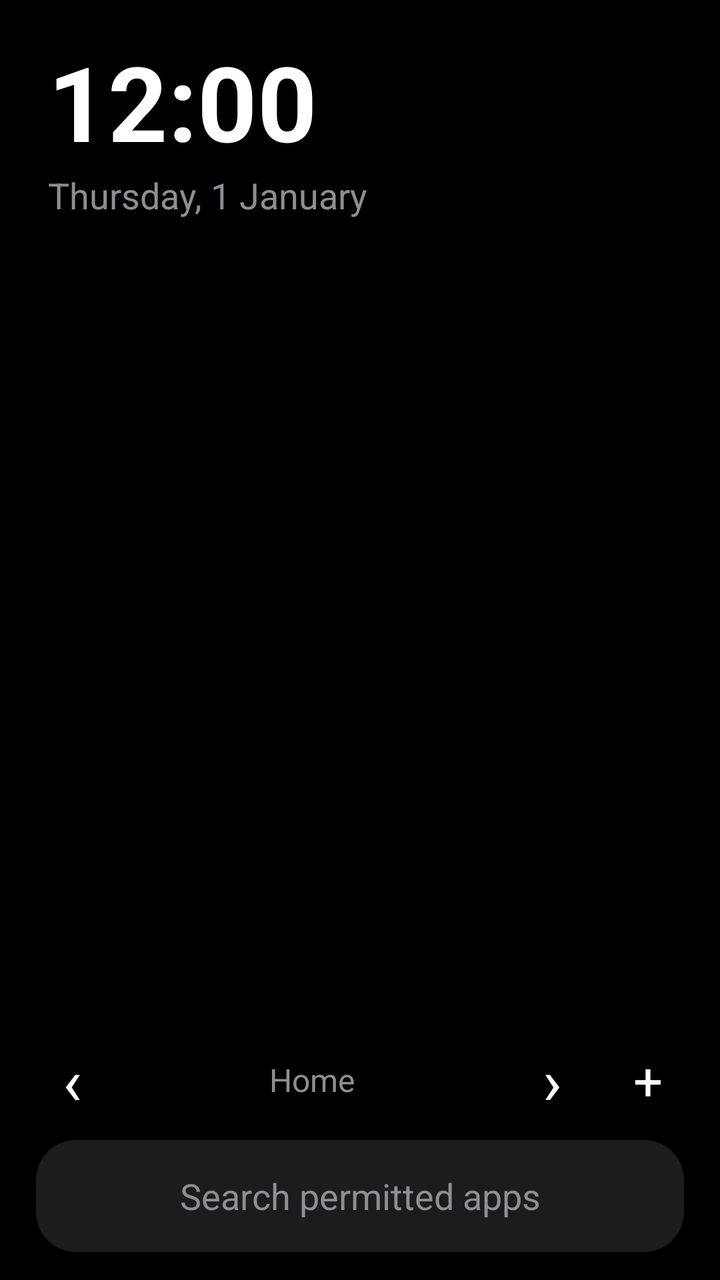
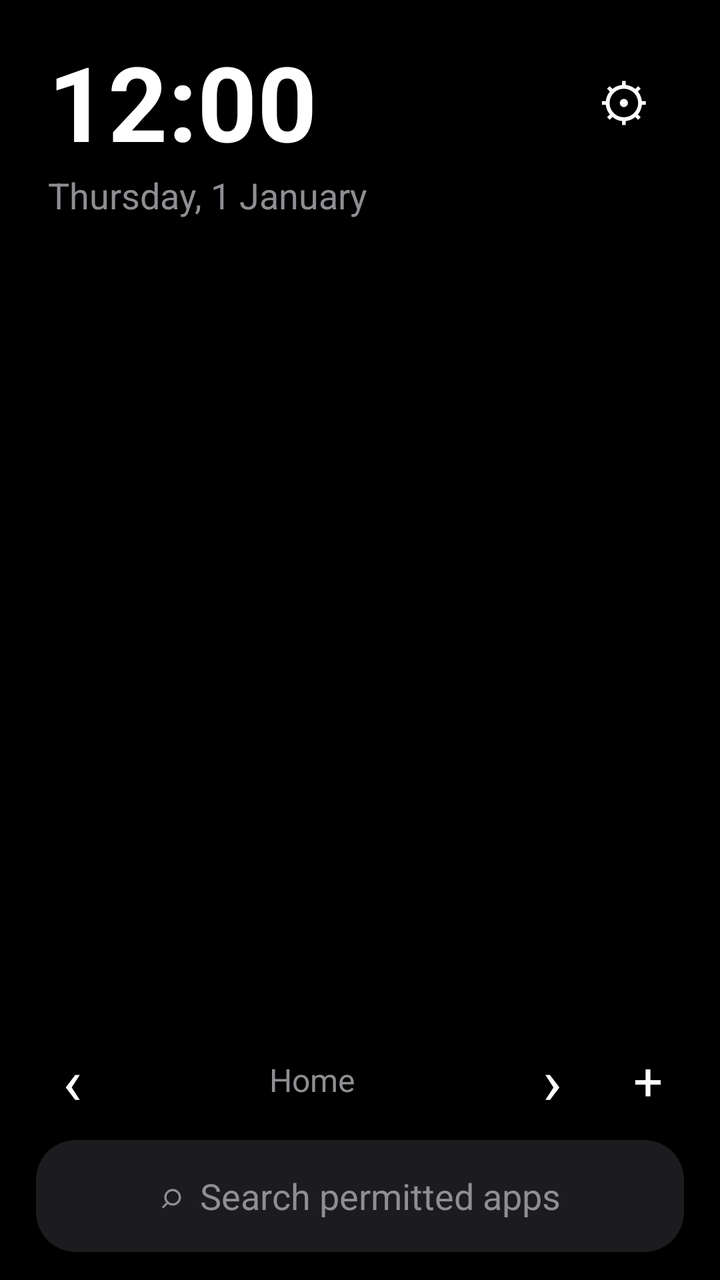

Two renders of the same Android screen: before a commit and after it. Below are the layout's source before the change and the commit's diff.
<!-- AndroidManifest.xml: application theme Theme.Focus -->
<!-- res/layout/activity_home.xml -->
<?xml version="1.0" encoding="utf-8"?>
<LinearLayout xmlns:android="http://schemas.android.com/apk/res/android"
    android:id="@+id/root" android:layout_width="match_parent" android:layout_height="match_parent"
    android:background="@color/bg" android:orientation="vertical"
    android:paddingStart="12dp" android:paddingTop="8dp" android:paddingEnd="12dp" android:paddingBottom="8dp">
    <LinearLayout android:id="@+id/header" android:layout_width="match_parent" android:layout_height="wrap_content"
        android:orientation="vertical" android:paddingStart="12dp" android:paddingTop="8dp" android:paddingEnd="12dp" android:paddingBottom="8dp">
        <TextClock android:id="@+id/clock" android:layout_width="wrap_content" android:layout_height="wrap_content"
            android:format12Hour="h:mm" android:format24Hour="HH:mm" android:textColor="@color/text" android:textSize="52sp" android:textStyle="bold" />
        <TextClock android:id="@+id/date" android:layout_width="wrap_content" android:layout_height="wrap_content"
            android:format12Hour="EEEE, d MMMM" android:format24Hour="EEEE, d MMMM" android:textColor="@color/text_dim" android:textSize="18sp" />
    </LinearLayout>
    <LinearLayout android:id="@+id/grid" android:layout_width="match_parent" android:layout_height="0dp" android:layout_weight="1" android:orientation="vertical" />
    <LinearLayout android:layout_width="match_parent" android:layout_height="wrap_content" android:gravity="center_vertical" android:orientation="horizontal">
        <TextView android:id="@+id/previousPage" android:layout_width="48dp" android:layout_height="48dp" android:gravity="center" android:text="‹" android:textColor="@color/text" android:textSize="32sp" />
        <TextView android:id="@+id/pageName" android:layout_width="0dp" android:layout_height="48dp" android:layout_weight="1" android:gravity="center" android:text="Home" android:textColor="@color/text_dim" android:textSize="16sp" />
        <TextView android:id="@+id/nextPage" android:layout_width="48dp" android:layout_height="48dp" android:gravity="center" android:text="›" android:textColor="@color/text" android:textSize="32sp" />
        <TextView android:id="@+id/addPage" android:layout_width="48dp" android:layout_height="48dp" android:gravity="center" android:text="+" android:textColor="@color/text" android:textSize="26sp" />
    </LinearLayout>
    <TextView android:id="@+id/allApps" android:layout_width="match_parent" android:layout_height="56dp" android:layout_margin="6dp"
        android:background="@drawable/search_bg" android:clickable="true" android:focusable="true" android:gravity="center"
        android:text="Search permitted apps" android:textColor="@color/text_dim" android:textSize="18sp" />
</LinearLayout>
<!-- resources referenced by this layout -->
<resources>
  <color name="bg">#000000</color>
  <color name="text">#FFFFFF</color>
  <color name="text_dim">#8E8E93</color>
  <!-- drawable search_bg (drawable) -->
  <?xml version="1.0" encoding="utf-8"?>
  <shape xmlns:android="http://schemas.android.com/apk/res/android"
      android:shape="rectangle">
      <solid android:color="@color/tile" />
      <corners android:radius="20dp" />
  </shape>
  <style name="Theme.Focus" parent="@android:style/Theme.Material.NoActionBar">
          <item name="android:windowBackground">@color/bg</item>
          <item name="android:statusBarColor">@color/bg</item>
          <item name="android:navigationBarColor">@color/bg</item>
      </style>
  <color name="tile">#1C1C1E</color>
</resources>

<!-- the commit's change to res/layout/activity_home.xml (unified diff, before → after) -->
@@ -5,8 +5,13 @@
     android:paddingStart="12dp" android:paddingTop="8dp" android:paddingEnd="12dp" android:paddingBottom="8dp">
     <LinearLayout android:id="@+id/header" android:layout_width="match_parent" android:layout_height="wrap_content"
         android:orientation="vertical" android:paddingStart="12dp" android:paddingTop="8dp" android:paddingEnd="12dp" android:paddingBottom="8dp">
-        <TextClock android:id="@+id/clock" android:layout_width="wrap_content" android:layout_height="wrap_content"
+        <LinearLayout android:layout_width="match_parent" android:layout_height="wrap_content" android:gravity="center_vertical" android:orientation="horizontal">
+        <TextClock android:id="@+id/clock" android:layout_width="0dp" android:layout_height="wrap_content" android:layout_weight="1"
             android:format12Hour="h:mm" android:format24Hour="HH:mm" android:textColor="@color/text" android:textSize="52sp" android:textStyle="bold" />
+        <TextView android:id="@+id/settingsButton" android:layout_width="48dp" android:layout_height="48dp"
+            android:layout_marginStart="0dp" android:gravity="center" android:text="⚙" android:textColor="@color/text"
+            android:textSize="26sp" android:clickable="true" android:focusable="true" />
+        </LinearLayout>
         <TextClock android:id="@+id/date" android:layout_width="wrap_content" android:layout_height="wrap_content"
             android:format12Hour="EEEE, d MMMM" android:format24Hour="EEEE, d MMMM" android:textColor="@color/text_dim" android:textSize="18sp" />
     </LinearLayout>
@@ -15,9 +20,10 @@
         <TextView android:id="@+id/previousPage" android:layout_width="48dp" android:layout_height="48dp" android:gravity="center" android:text="‹" android:textColor="@color/text" android:textSize="32sp" />
         <TextView android:id="@+id/pageName" android:layout_width="0dp" android:layout_height="48dp" android:layout_weight="1" android:gravity="center" android:text="Home" android:textColor="@color/text_dim" android:textSize="16sp" />
         <TextView android:id="@+id/nextPage" android:layout_width="48dp" android:layout_height="48dp" android:gravity="center" android:text="›" android:textColor="@color/text" android:textSize="32sp" />
-        <TextView android:id="@+id/addPage" android:layout_width="48dp" android:layout_height="48dp" android:gravity="center" android:text="+" android:textColor="@color/text" android:textSize="26sp" />
+        <TextView android:id="@+id/addPage" android:layout_width="48dp" android:layout_height="48dp" android:gravity="center" android:text="+" android:textColor="@color/text" android:textSize="26sp"
+            android:clickable="true" android:focusable="true" />
     </LinearLayout>
     <TextView android:id="@+id/allApps" android:layout_width="match_parent" android:layout_height="56dp" android:layout_margin="6dp"
         android:background="@drawable/search_bg" android:clickable="true" android:focusable="true" android:gravity="center"
-        android:text="Search permitted apps" android:textColor="@color/text_dim" android:textSize="18sp" />
+        android:text="⌕  Search permitted apps" android:textColor="@color/text_dim" android:textSize="18sp" />
 </LinearLayout>
